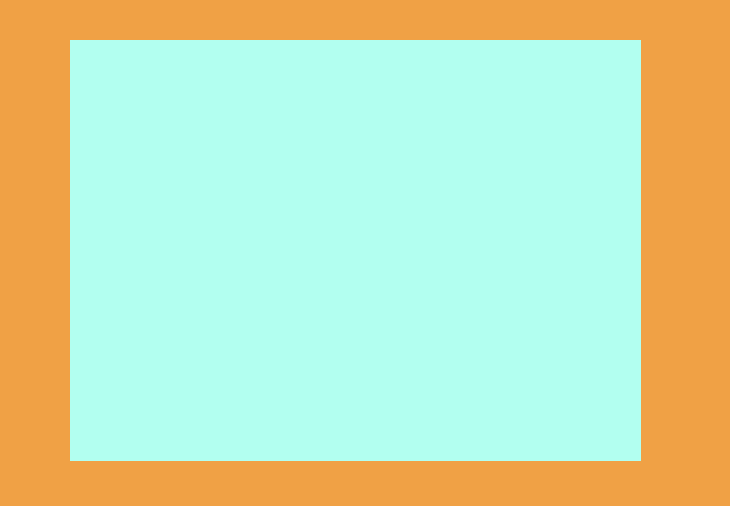
SoVa-web/Coursework.SquareWord, file FormaCoursach/Coursach/gameboard.ui: the form before one commit.
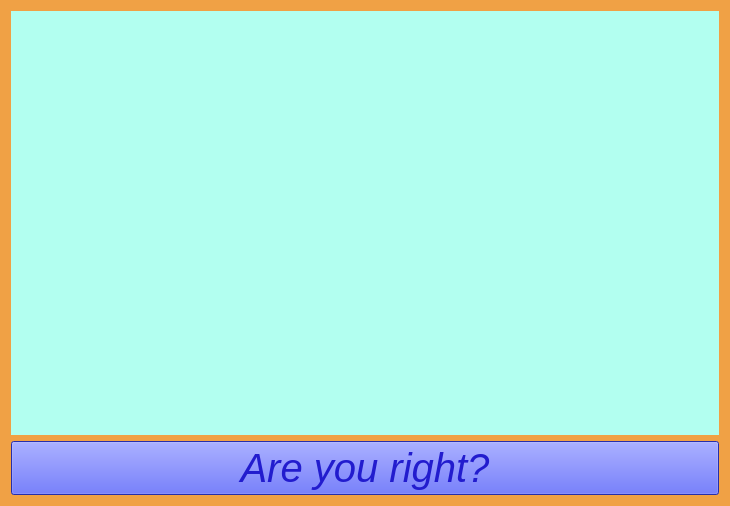
The form after the commit.

Commit message: Add slot  for button

Diff of the .ui file:
```diff
--- a/FormaCoursach/Coursach/gameboard.ui
+++ b/FormaCoursach/Coursach/gameboard.ui
@@ -74,18 +74,17 @@
     </disabled>
    </palette>
   </property>
+  <property name="font">
+   <font>
+    <kerning>false</kerning>
+   </font>
+  </property>
   <property name="windowTitle">
    <string>Form</string>
   </property>
+  <layout class="QVBoxLayout" name="verticalLayout">
+   <item>
   <widget class="QTableWidget" name="tableWidget">
-   <property name="geometry">
-    <rect>
-     <x>70</x>
-     <y>40</y>
-     <width>571</width>
-     <height>421</height>
-    </rect>
-   </property>
    <property name="palette">
     <palette>
      <active>
@@ -285,6 +284,15 @@
      </disabled>
     </palette>
    </property>
+     <property name="font">
+      <font>
+       <pointsize>16</pointsize>
+       <kerning>false</kerning>
+      </font>
+     </property>
+     <property name="mouseTracking">
+      <bool>true</bool>
+     </property>
    <property name="frameShape">
     <enum>QFrame::NoFrame</enum>
    </property>
@@ -304,6 +312,466 @@
     <enum>QAbstractItemView::ScrollPerPixel</enum>
    </property>
   </widget>
+   </item>
+   <item>
+    <widget class="QPushButton" name="pushButton">
+     <property name="palette">
+      <palette>
+       <active>
+        <colorrole role="WindowText">
+         <brush brushstyle="SolidPattern">
+          <color alpha="255">
+           <red>38</red>
+           <green>25</green>
+           <blue>222</blue>
+          </color>
+         </brush>
+        </colorrole>
+        <colorrole role="Button">
+         <brush brushstyle="SolidPattern">
+          <color alpha="255">
+           <red>54</red>
+           <green>64</green>
+           <blue>240</blue>
+          </color>
+         </brush>
+        </colorrole>
+        <colorrole role="Light">
+         <brush brushstyle="SolidPattern">
+          <color alpha="255">
+           <red>163</red>
+           <green>168</green>
+           <blue>255</blue>
+          </color>
+         </brush>
+        </colorrole>
+        <colorrole role="Midlight">
+         <brush brushstyle="SolidPattern">
+          <color alpha="255">
+           <red>108</red>
+           <green>116</green>
+           <blue>247</blue>
+          </color>
+         </brush>
+        </colorrole>
+        <colorrole role="Dark">
+         <brush brushstyle="SolidPattern">
+          <color alpha="255">
+           <red>27</red>
+           <green>32</green>
+           <blue>120</blue>
+          </color>
+         </brush>
+        </colorrole>
+        <colorrole role="Mid">
+         <brush brushstyle="SolidPattern">
+          <color alpha="255">
+           <red>36</red>
+           <green>42</green>
+           <blue>160</blue>
+          </color>
+         </brush>
+        </colorrole>
+        <colorrole role="Text">
+         <brush brushstyle="SolidPattern">
+          <color alpha="255">
+           <red>25</red>
+           <green>25</green>
+           <blue>212</blue>
+          </color>
+         </brush>
+        </colorrole>
+        <colorrole role="BrightText">
+         <brush brushstyle="SolidPattern">
+          <color alpha="255">
+           <red>255</red>
+           <green>255</green>
+           <blue>255</blue>
+          </color>
+         </brush>
+        </colorrole>
+        <colorrole role="ButtonText">
+         <brush brushstyle="SolidPattern">
+          <color alpha="255">
+           <red>30</red>
+           <green>38</green>
+           <blue>206</blue>
+          </color>
+         </brush>
+        </colorrole>
+        <colorrole role="Base">
+         <brush brushstyle="SolidPattern">
+          <color alpha="255">
+           <red>255</red>
+           <green>255</green>
+           <blue>255</blue>
+          </color>
+         </brush>
+        </colorrole>
+        <colorrole role="Window">
+         <brush brushstyle="SolidPattern">
+          <color alpha="255">
+           <red>54</red>
+           <green>64</green>
+           <blue>240</blue>
+          </color>
+         </brush>
+        </colorrole>
+        <colorrole role="Shadow">
+         <brush brushstyle="SolidPattern">
+          <color alpha="255">
+           <red>0</red>
+           <green>0</green>
+           <blue>0</blue>
+          </color>
+         </brush>
+        </colorrole>
+        <colorrole role="AlternateBase">
+         <brush brushstyle="SolidPattern">
+          <color alpha="255">
+           <red>154</red>
+           <green>159</green>
+           <blue>247</blue>
+          </color>
+         </brush>
+        </colorrole>
+        <colorrole role="ToolTipBase">
+         <brush brushstyle="SolidPattern">
+          <color alpha="255">
+           <red>255</red>
+           <green>255</green>
+           <blue>220</blue>
+          </color>
+         </brush>
+        </colorrole>
+        <colorrole role="ToolTipText">
+         <brush brushstyle="SolidPattern">
+          <color alpha="255">
+           <red>0</red>
+           <green>0</green>
+           <blue>0</blue>
+          </color>
+         </brush>
+        </colorrole>
+        <colorrole role="PlaceholderText">
+         <brush brushstyle="SolidPattern">
+          <color alpha="128">
+           <red>25</red>
+           <green>25</green>
+           <blue>212</blue>
+          </color>
+         </brush>
+        </colorrole>
+       </active>
+       <inactive>
+        <colorrole role="WindowText">
+         <brush brushstyle="SolidPattern">
+          <color alpha="255">
+           <red>38</red>
+           <green>25</green>
+           <blue>222</blue>
+          </color>
+         </brush>
+        </colorrole>
+        <colorrole role="Button">
+         <brush brushstyle="SolidPattern">
+          <color alpha="255">
+           <red>54</red>
+           <green>64</green>
+           <blue>240</blue>
+          </color>
+         </brush>
+        </colorrole>
+        <colorrole role="Light">
+         <brush brushstyle="SolidPattern">
+          <color alpha="255">
+           <red>163</red>
+           <green>168</green>
+           <blue>255</blue>
+          </color>
+         </brush>
+        </colorrole>
+        <colorrole role="Midlight">
+         <brush brushstyle="SolidPattern">
+          <color alpha="255">
+           <red>108</red>
+           <green>116</green>
+           <blue>247</blue>
+          </color>
+         </brush>
+        </colorrole>
+        <colorrole role="Dark">
+         <brush brushstyle="SolidPattern">
+          <color alpha="255">
+           <red>27</red>
+           <green>32</green>
+           <blue>120</blue>
+          </color>
+         </brush>
+        </colorrole>
+        <colorrole role="Mid">
+         <brush brushstyle="SolidPattern">
+          <color alpha="255">
+           <red>36</red>
+           <green>42</green>
+           <blue>160</blue>
+          </color>
+         </brush>
+        </colorrole>
+        <colorrole role="Text">
+         <brush brushstyle="SolidPattern">
+          <color alpha="255">
+           <red>25</red>
+           <green>25</green>
+           <blue>212</blue>
+          </color>
+         </brush>
+        </colorrole>
+        <colorrole role="BrightText">
+         <brush brushstyle="SolidPattern">
+          <color alpha="255">
+           <red>255</red>
+           <green>255</green>
+           <blue>255</blue>
+          </color>
+         </brush>
+        </colorrole>
+        <colorrole role="ButtonText">
+         <brush brushstyle="SolidPattern">
+          <color alpha="255">
+           <red>34</red>
+           <green>28</green>
+           <blue>206</blue>
+          </color>
+         </brush>
+        </colorrole>
+        <colorrole role="Base">
+         <brush brushstyle="SolidPattern">
+          <color alpha="255">
+           <red>255</red>
+           <green>255</green>
+           <blue>255</blue>
+          </color>
+         </brush>
+        </colorrole>
+        <colorrole role="Window">
+         <brush brushstyle="SolidPattern">
+          <color alpha="255">
+           <red>54</red>
+           <green>64</green>
+           <blue>240</blue>
+          </color>
+         </brush>
+        </colorrole>
+        <colorrole role="Shadow">
+         <brush brushstyle="SolidPattern">
+          <color alpha="255">
+           <red>0</red>
+           <green>0</green>
+           <blue>0</blue>
+          </color>
+         </brush>
+        </colorrole>
+        <colorrole role="AlternateBase">
+         <brush brushstyle="SolidPattern">
+          <color alpha="255">
+           <red>154</red>
+           <green>159</green>
+           <blue>247</blue>
+          </color>
+         </brush>
+        </colorrole>
+        <colorrole role="ToolTipBase">
+         <brush brushstyle="SolidPattern">
+          <color alpha="255">
+           <red>255</red>
+           <green>255</green>
+           <blue>220</blue>
+          </color>
+         </brush>
+        </colorrole>
+        <colorrole role="ToolTipText">
+         <brush brushstyle="SolidPattern">
+          <color alpha="255">
+           <red>0</red>
+           <green>0</green>
+           <blue>0</blue>
+          </color>
+         </brush>
+        </colorrole>
+        <colorrole role="PlaceholderText">
+         <brush brushstyle="SolidPattern">
+          <color alpha="128">
+           <red>25</red>
+           <green>25</green>
+           <blue>212</blue>
+          </color>
+         </brush>
+        </colorrole>
+       </inactive>
+       <disabled>
+        <colorrole role="WindowText">
+         <brush brushstyle="SolidPattern">
+          <color alpha="255">
+           <red>27</red>
+           <green>32</green>
+           <blue>120</blue>
+          </color>
+         </brush>
+        </colorrole>
+        <colorrole role="Button">
+         <brush brushstyle="SolidPattern">
+          <color alpha="255">
+           <red>54</red>
+           <green>64</green>
+           <blue>240</blue>
+          </color>
+         </brush>
+        </colorrole>
+        <colorrole role="Light">
+         <brush brushstyle="SolidPattern">
+          <color alpha="255">
+           <red>163</red>
+           <green>168</green>
+           <blue>255</blue>
+          </color>
+         </brush>
+        </colorrole>
+        <colorrole role="Midlight">
+         <brush brushstyle="SolidPattern">
+          <color alpha="255">
+           <red>108</red>
+           <green>116</green>
+           <blue>247</blue>
+          </color>
+         </brush>
+        </colorrole>
+        <colorrole role="Dark">
+         <brush brushstyle="SolidPattern">
+          <color alpha="255">
+           <red>27</red>
+           <green>32</green>
+           <blue>120</blue>
+          </color>
+         </brush>
+        </colorrole>
+        <colorrole role="Mid">
+         <brush brushstyle="SolidPattern">
+          <color alpha="255">
+           <red>36</red>
+           <green>42</green>
+           <blue>160</blue>
+          </color>
+         </brush>
+        </colorrole>
+        <colorrole role="Text">
+         <brush brushstyle="SolidPattern">
+          <color alpha="255">
+           <red>27</red>
+           <green>32</green>
+           <blue>120</blue>
+          </color>
+         </brush>
+        </colorrole>
+        <colorrole role="BrightText">
+         <brush brushstyle="SolidPattern">
+          <color alpha="255">
+           <red>255</red>
+           <green>255</green>
+           <blue>255</blue>
+          </color>
+         </brush>
+        </colorrole>
+        <colorrole role="ButtonText">
+         <brush brushstyle="SolidPattern">
+          <color alpha="255">
+           <red>27</red>
+           <green>32</green>
+           <blue>120</blue>
+          </color>
+         </brush>
+        </colorrole>
+        <colorrole role="Base">
+         <brush brushstyle="SolidPattern">
+          <color alpha="255">
+           <red>54</red>
+           <green>64</green>
+           <blue>240</blue>
+          </color>
+         </brush>
+        </colorrole>
+        <colorrole role="Window">
+         <brush brushstyle="SolidPattern">
+          <color alpha="255">
+           <red>54</red>
+           <green>64</green>
+           <blue>240</blue>
+          </color>
+         </brush>
+        </colorrole>
+        <colorrole role="Shadow">
+         <brush brushstyle="SolidPattern">
+          <color alpha="255">
+           <red>0</red>
+           <green>0</green>
+           <blue>0</blue>
+          </color>
+         </brush>
+        </colorrole>
+        <colorrole role="AlternateBase">
+         <brush brushstyle="SolidPattern">
+          <color alpha="255">
+           <red>54</red>
+           <green>64</green>
+           <blue>240</blue>
+          </color>
+         </brush>
+        </colorrole>
+        <colorrole role="ToolTipBase">
+         <brush brushstyle="SolidPattern">
+          <color alpha="255">
+           <red>255</red>
+           <green>255</green>
+           <blue>220</blue>
+          </color>
+         </brush>
+        </colorrole>
+        <colorrole role="ToolTipText">
+         <brush brushstyle="SolidPattern">
+          <color alpha="255">
+           <red>0</red>
+           <green>0</green>
+           <blue>0</blue>
+          </color>
+         </brush>
+        </colorrole>
+        <colorrole role="PlaceholderText">
+         <brush brushstyle="SolidPattern">
+          <color alpha="128">
+           <red>0</red>
+           <green>0</green>
+           <blue>0</blue>
+          </color>
+         </brush>
+        </colorrole>
+       </disabled>
+      </palette>
+     </property>
+     <property name="font">
+      <font>
+       <pointsize>30</pointsize>
+       <weight>50</weight>
+       <italic>true</italic>
+       <bold>false</bold>
+       <kerning>false</kerning>
+      </font>
+     </property>
+     <property name="text">
+      <string>Are you right?</string>
+     </property>
+    </widget>
+   </item>
+  </layout>
  </widget>
  <resources/>
  <connections/>
```
Left out of the diff: 6 changed lines with no effect on the pictures. Lines whose indentation alone changed are shown as unchanged. The commit also changes 4 other files.
